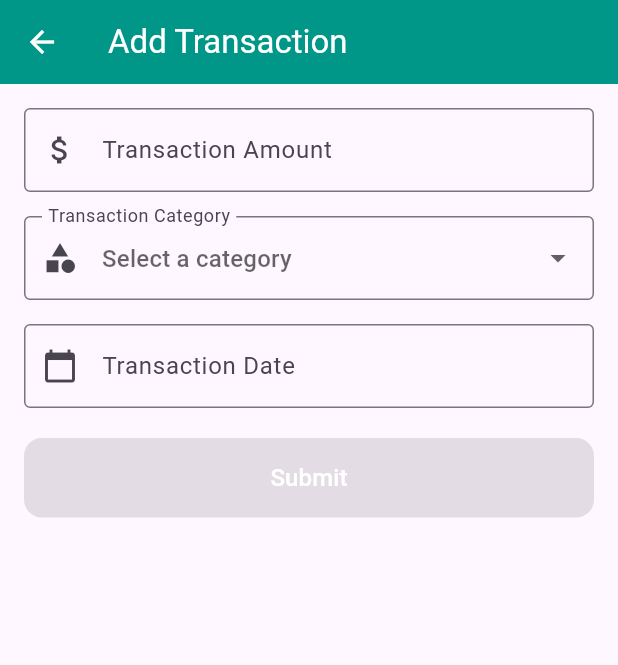
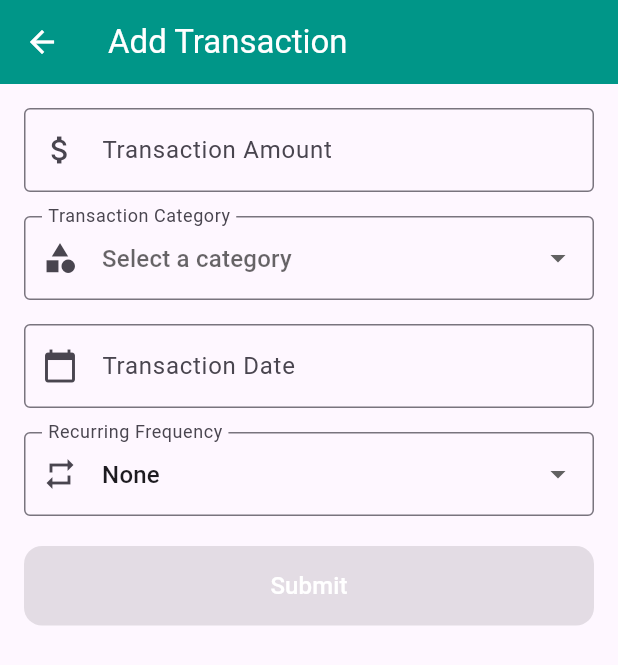
Before and after one commit to HoloDanger/CashFlow, a Flutter app: the screen it shows after launch, after a tap on the "add" icon, on a phone screen of 412 x 824 dp. Shown: the top 665 px of the screen. Run offline on Flutter 3.47's test engine with Material 3 defaults, Android fonts, the phone set to English and light mode, and no system bars; our stand-ins replace logger, sqflite; accounts and stored records are empty.

Commit message:
Enhanced transaction logging

```diff
--- a/lib/models/transaction.dart
+++ b/lib/models/transaction.dart
@@ -7,12 +7,14 @@ class Transaction {
   final DateTime date;
   final String formattedDate;
   final String formattedAmount;
+  final String? recurringFrequency;
 
   Transaction(
       {required this.id,
       required this.amount,
       required this.category,
-      required this.date})
+      required this.date,
+      this.recurringFrequency})
       : formattedDate = DateFormat('MMM dd, yyyy').format(date),
         formattedAmount = NumberFormat.currency(
           locale: 'en_PH',
--- a/lib/screens/add_transaction_screen.dart
+++ b/lib/screens/add_transaction_screen.dart
@@ -1,7 +1,7 @@
 import 'package:flutter/material.dart';
 import 'package:provider/provider.dart';
 import 'package:money_tracker/providers/transaction_provider.dart';
-import 'package:money_tracker/providers/category_provider.dart'; // Import CategoryProvider
+import 'package:money_tracker/providers/category_provider.dart';
 import 'package:money_tracker/models/transaction.dart';
 import 'package:uuid/uuid.dart';
 
@@ -18,6 +18,7 @@ class AddTransactionScreenState extends State<AddTransactionScreen> {
   final _dateController = TextEditingController();
   String? _selectedCategory;
   DateTime? _selectedDate;
+  String _recurringFrequency = 'None';
 
   Future<void> _selectDate() async {
     final DateTime? pickedDate = await showDatePicker(
@@ -49,11 +50,14 @@ class AddTransactionScreenState extends State<AddTransactionScreen> {
       return;
     }
 
+    // Handle recurring transactions
     final newTransaction = Transaction(
       id: const Uuid().v4(),
       amount: enteredAmount,
       category: enteredCategory,
       date: enteredDate,
+      recurringFrequency:
+          _recurringFrequency != 'None' ? _recurringFrequency : null,
     );
 
     Provider.of<TransactionProvider>(context, listen: false)
@@ -106,9 +110,6 @@ class AddTransactionScreenState extends State<AddTransactionScreen> {
                     if (amount == null) {
                       return 'Invalid number format. Please enter a valid number.';
                     }
-                    if (amount <= 0) {
-                      return 'Amount must be greater than zero.';
-                    }
                     return null;
                   },
                 ),
@@ -157,6 +158,29 @@ class AddTransactionScreenState extends State<AddTransactionScreen> {
                     return null;
                   },
                 ),
+                const SizedBox(height: 16),
+
+                // Recurring Frequency Dropdown
+                DropdownButtonFormField<String>(
+                  value: _recurringFrequency,
+                  decoration: const InputDecoration(
+                    labelText: 'Recurring Frequency',
+                    hintText: 'Select frequency',
+                    border: OutlineInputBorder(),
+                    prefixIcon: Icon(Icons.repeat),
+                  ),
+                  items: const [
+                    DropdownMenuItem(value: 'None', child: Text('None')),
+                    DropdownMenuItem(value: 'Daily', child: Text('Daily')),
+                    DropdownMenuItem(value: 'Weekly', child: Text('Weekly')),
+                    DropdownMenuItem(value: 'Monthly', child: Text('Monthly')),
+                  ],
+                  onChanged: (newValue) {
+                    setState(() {
+                      _recurringFrequency = newValue!;
+                    });
+                  },
+                ),
                 const SizedBox(height: 20),
                 ElevatedButton(
                   onPressed: _formKey.currentState?.validate() == true
--- a/lib/screens/home_screen.dart
+++ b/lib/screens/home_screen.dart
@@ -1,5 +1,6 @@
 import 'package:flutter/material.dart';
 import 'package:logger/logger.dart';
+import 'package:money_tracker/screens/budget_overview_screen.dart';
 import 'package:provider/provider.dart';
 import 'package:money_tracker/providers/transaction_provider.dart';
 import 'add_transaction_screen.dart';
@@ -38,6 +39,16 @@ class HomeScreenState extends State<HomeScreen> {
         title: const Text('CashFlow', style: TextStyle(color: Colors.white)),
         backgroundColor: Colors.teal,
         actions: <Widget>[
+          IconButton(
+            icon: const Icon(Icons.pie_chart),
+            onPressed: () {
+              Navigator.of(context).push(
+                MaterialPageRoute(
+                  builder: (context) => const BudgetOverviewScreen(),
+                ),
+              );
+            },
+          ),
           IconButton(
             icon: const Icon(Icons.settings),
             onPressed: () {
@@ -112,7 +123,7 @@ class HomeScreenState extends State<HomeScreen> {
                     Padding(
                       padding: const EdgeInsets.all(16.0),
                       child: Text(
-                        'Total Expenses: \$${transactionProvider.totalExpenses.abs().toStringAsFixed(2)}',
+                        'Total Expenses: ₱${transactionProvider.totalExpenses.abs().toStringAsFixed(2)}',
                         style: const TextStyle(
                           fontSize: 20,
                           fontWeight: FontWeight.bold,
```
Also changed, not shown: lib/providers/budget_provider.dart (+74 -2 lines), lib/screens/budget_overview_screen.dart (added, +128 -0 lines), pubspec.lock.
